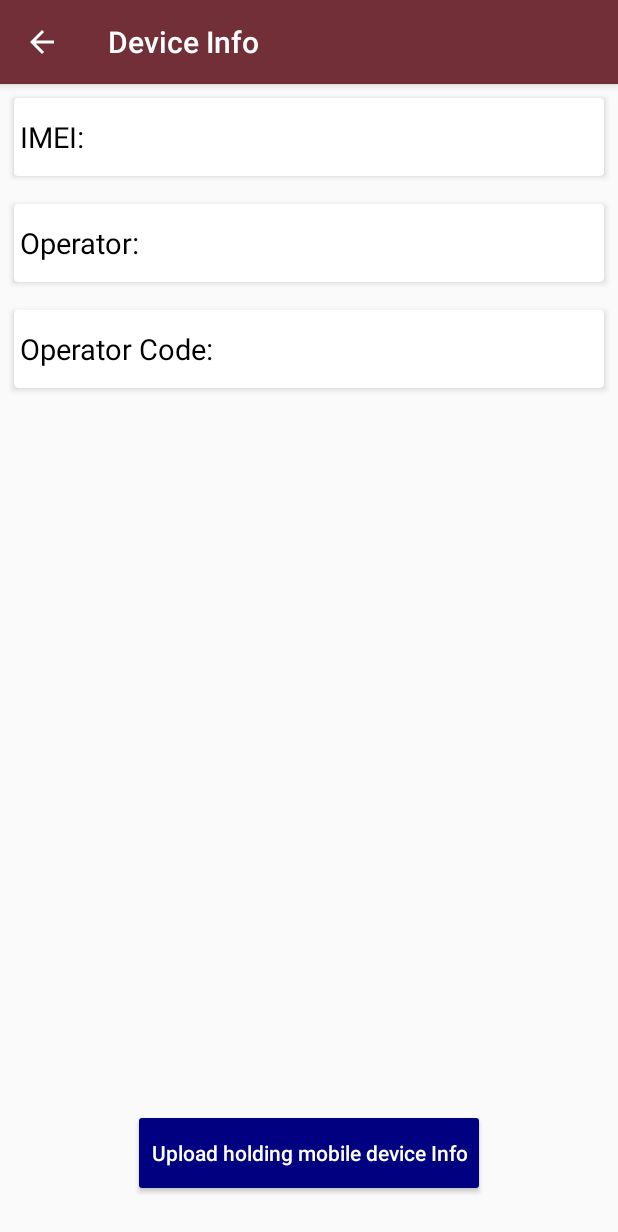
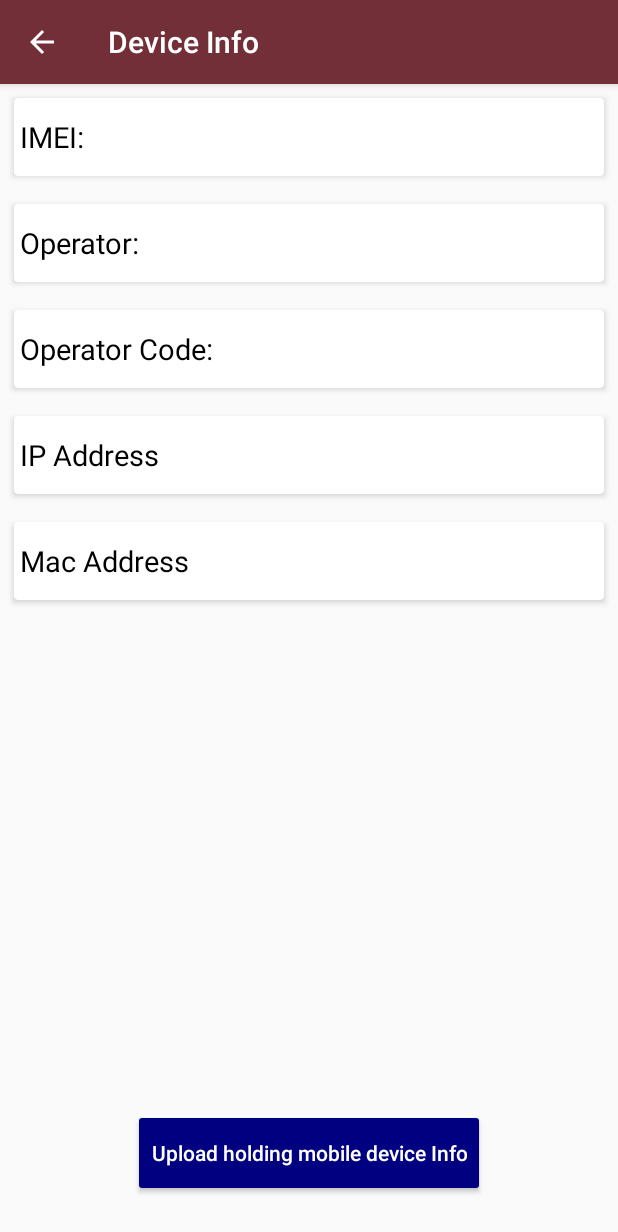
Before and after one commit to saadbutt7836/AntiTheft, an Android app: the DeviceInfoActivity screen opened directly, with no data from a screen before it, after a tap on "Upload holding mobile device Info", on a phone screen of 412 x 824 dp. Shown: the top 1232 px of the screen. Run offline under Robolectric (Android 15) with nearby library versions, the phone set to English and light mode, and no system bars; our stand-ins replace ButterKnife, Firebase (no records; nobody signed in at launch, a user with empty details on screens opened directly), sdp/ssp sizes.

Commit message:
Ip & Mac Commit

```diff
--- a/app/src/main/AndroidManifest.xml
+++ b/app/src/main/AndroidManifest.xml
@@ -6,6 +6,10 @@
     <uses-permission android:name="android.permission.READ_PHONE_STATE" />
     <uses-permission android:name="android.permission.READ_PRIVILEGED_PHONE_STATE" />
     <uses-permission android:name="android.permission.READ_SMS" />
+
+    <uses-permission android:name="android.permission.ACCESS_WIFI_STATE"/>
+
+
 
     <application
         android:allowBackup="true"
--- a/app/src/main/java/com/wgorganizaton/anti_theft/Activity/DeviceInfoActivity.java
+++ b/app/src/main/java/com/wgorganizaton/anti_theft/Activity/DeviceInfoActivity.java
@@ -3,9 +3,12 @@ package com.wgorganizaton.anti_theft.Activity;
 import android.Manifest;
 import android.content.Context;
 import android.content.pm.PackageManager;
+import android.net.wifi.WifiInfo;
+import android.net.wifi.WifiManager;
 import android.os.Build;
 import android.os.Bundle;
 import android.telephony.TelephonyManager;
+import android.text.format.Formatter;
 import android.view.MenuItem;
 import android.view.View;
 import android.widget.Button;
@@ -45,6 +48,10 @@ public class DeviceInfoActivity extends AppCompatActivity implements View.OnClic
     TextView Sim_Op_Name;
     @BindView(R.id.sim_country_iso)
     TextView Sim_Country__Iso;
+    @BindView(R.id.ip_address)
+    TextView Ip_Address;
+    @BindView(R.id.mac_address)
+    TextView Mac_Address;
     @BindView(R.id.upload_info)
     Button Upload_Info;
 
@@ -53,7 +60,9 @@ public class DeviceInfoActivity extends AppCompatActivity implements View.OnClic
     private static final int REQUEST_PHONE_CODE = 100;
 
     //    VARIABLES
-    private String userId;
+    private String userId = null,
+            ip = null,
+            mac = null;
 
     private FirebaseAuth mAuth;
     private DatabaseReference mDatabase, DeviceRef;
@@ -73,6 +82,7 @@ public class DeviceInfoActivity extends AppCompatActivity implements View.OnClic
         RetrieveDeviceInfo();
 
         Upload_Info.setOnClickListener(this);
+
 
     }
 
@@ -152,10 +162,15 @@ public class DeviceInfoActivity extends AppCompatActivity implements View.OnClic
                     String imei = dataSnapshot.child("imei").getValue().toString();
                     String simOperatorName = dataSnapshot.child("op_name").getValue().toString();
                     String simCountryIso = dataSnapshot.child("op_iso").getValue().toString();
+                    String ip = dataSnapshot.child("ip_address").getValue().toString();
+                    String mac = dataSnapshot.child("mac_address").getValue().toString();
 
                     Imei_Text.setText(getString(R.string.imei) + " " + imei);
                     Sim_Op_Name.setText(getString(R.string.op_name) + " " + simOperatorName);
                     Sim_Country__Iso.setText(getString(R.string.op_code) + " " + simCountryIso);
+                    Ip_Address.setText(getString(R.string.ip_add) + ": " + ip);
+                    Mac_Address.setText(getString(R.string.mac_add) + ": " + mac);
+
 
                 } else {
                     Toast.makeText(DeviceInfoActivity.this, "Please Upload Information", Toast.LENGTH_SHORT).show();
@@ -170,11 +185,19 @@ public class DeviceInfoActivity extends AppCompatActivity implements View.OnClic
     }
 
     private void UploadInfoToDatabase(String imei, String simOperatorName, String simCountryIso) {
+        WifiManager wifiManager = (WifiManager) getApplicationContext().getSystemService(WIFI_SERVICE);
+        WifiInfo wInfo = wifiManager.getConnectionInfo();
+
+        String ip = Formatter.formatIpAddress(wInfo.getIpAddress());
+        String mac = wInfo.getMacAddress();
+
         Map<String, Object> Map = new HashMap<>();
 
         Map.put("imei", imei);
         Map.put("op_name", simOperatorName);
         Map.put("op_iso", simCountryIso);
+        Map.put("ip_address", ip);
+        Map.put("mac_address", mac);
 
         DeviceRef.child(userId).updateChildren(Map)
                 .addOnCompleteListener(new OnCompleteListener<Void>() {
--- a/app/src/main/java/com/wgorganizaton/anti_theft/Activity/MainActivity.java
+++ b/app/src/main/java/com/wgorganizaton/anti_theft/Activity/MainActivity.java
@@ -91,12 +91,11 @@ public class MainActivity extends AppCompatActivity implements View.OnClickListe
                 startActivity(new Intent(this, SubscriptionActivity.class));
                 break;
             case R.id.feature:
-                Toast.makeText(this, "working", Toast.LENGTH_SHORT).show();
+                Toast.makeText(this, "coming soon", Toast.LENGTH_SHORT).show();
                 break;
             case R.id.setting:
                 startActivity(new Intent(this, SettingActivity.class));
                 break;
-
         }
     }
 
--- a/app/src/main/res/layout/activity_device_info.xml
+++ b/app/src/main/res/layout/activity_device_info.xml
@@ -65,6 +65,42 @@
                 android:textSize="@dimen/_15ssp" />
         </androidx.cardview.widget.CardView>
 
+        <androidx.cardview.widget.CardView
+            android:layout_width="match_parent"
+            android:layout_height="@dimen/_40sdp"
+            android:layout_margin="@dimen/_7sdp"
+            app:cardCornerRadius="@dimen/_2sdp"
+            app:cardElevation="@dimen/_2sdp">
+
+            <TextView
+                android:id="@+id/ip_address"
+                android:layout_width="match_parent"
+                android:layout_height="wrap_content"
+                android:layout_gravity="center_vertical"
+                android:padding="@dimen/_3sdp"
+                android:text="@string/ip_add"
+                android:textColor="@color/Black"
+                android:textSize="@dimen/_15ssp" />
+        </androidx.cardview.widget.CardView>
+
+        <androidx.cardview.widget.CardView
+            android:layout_width="match_parent"
+            android:layout_height="@dimen/_40sdp"
+            android:layout_margin="@dimen/_7sdp"
+            app:cardCornerRadius="@dimen/_2sdp"
+            app:cardElevation="@dimen/_2sdp">
+
+            <TextView
+                android:id="@+id/mac_address"
+                android:layout_width="match_parent"
+                android:layout_height="wrap_content"
+                android:layout_gravity="center_vertical"
+                android:padding="@dimen/_3sdp"
+                android:text="@string/mac_add"
+                android:textColor="@color/Black"
+                android:textSize="@dimen/_15ssp" />
+        </androidx.cardview.widget.CardView>
+
     </LinearLayout>
 
     <Button
--- a/app/src/main/res/values/strings.xml
+++ b/app/src/main/res/values/strings.xml
@@ -34,6 +34,9 @@
     <string name="imei">IMEI:</string>
     <string name="op_name">Operator:</string>
     <string name="op_code">Operator Code:</string>
+    <string name="ip_add">IP Address</string>
+    <string name="mac_add">Mac Address</string>
+
 
     <!--    SETTINGS-->
     <string name="settings">Settings</string>
@@ -45,8 +48,6 @@
     <!--    DIALOG-->
     <string name="trial_title">Free Trial End</string>
     <string name="trial_desc">Looks like you have hit your usage limit. Upgrade to our paid plan to continue without any limits.</string>
-    <string name="dummy_button">Dummy Button</string>
-    <string name="dummy_content">DUMMY\nCONTENT</string>
 
 
 </resources>
```
